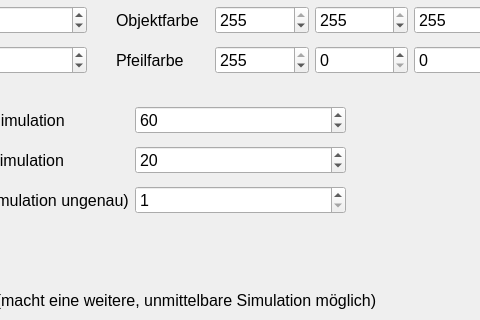
Before: the Qt Designer form ui/settings.ui in fflopsi/twobodyproblem, drawn with Qt 5; both pictures show x 294 to 774 and y 104 to 424 of the 863 by 535 pixel window.
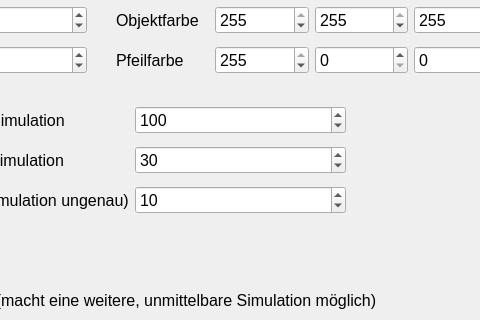
After: the same form once the commit is applied.

The edit to the form file:
```diff
--- a/ui/settings.ui
+++ b/ui/settings.ui
@@ -269,10 +269,10 @@
         <number>1</number>
        </property>
        <property name="maximum">
-        <number>1000000</number>
+        <number>100000</number>
        </property>
        <property name="value">
-        <number>60</number>
+        <number>100</number>
        </property>
       </widget>
      </item>
@@ -296,10 +296,10 @@
         <number>5</number>
        </property>
        <property name="maximum">
-        <number>300</number>
+        <number>3600</number>
        </property>
        <property name="value">
-        <number>20</number>
+        <number>30</number>
        </property>
       </widget>
      </item>
@@ -316,7 +316,10 @@
         <number>1</number>
        </property>
        <property name="maximum">
-        <number>1000</number>
+        <number>100000</number>
+       </property>
+       <property name="value">
+        <number>10</number>
        </property>
       </widget>
      </item>
```
